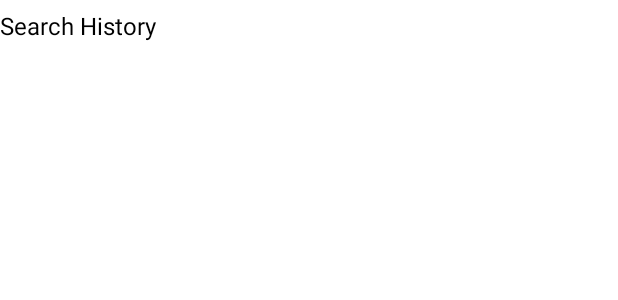
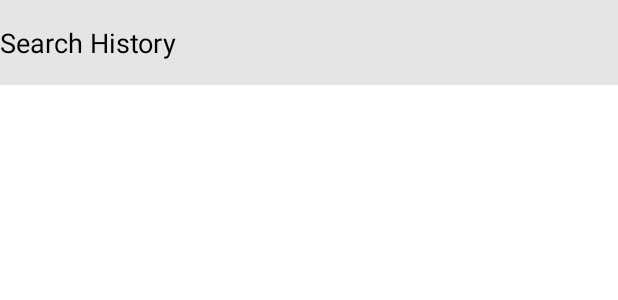
Before and after one commit to sokheangret/MediaparkNews, an Android app: the layout item_search_history.xml on its own in the app's theme, with its tools: preview values and no code run, on a phone screen of 412 x 824 dp. Shown: the top 300 px of the screen. Run offline under Robolectric (Android 15) with nearby library versions, the phone set to English and light mode, and no system bars; network calls fail.

Commit message:
implement Room database, and save search history to database

```diff
--- a/app/src/main/java/com/sokheang/mediaparknews/app/MediaparkNewsApp.kt
+++ b/app/src/main/java/com/sokheang/mediaparknews/app/MediaparkNewsApp.kt
@@ -6,6 +6,7 @@ import com.sokheang.mediaparknews.di.components.DaggerApplicationComponents
 import com.sokheang.mediaparknews.di.modules.ApplicationModule
 import com.sokheang.mediaparknews.di.modules.NetworkModule
 import com.sokheang.mediaparknews.di.modules.RestfulModule
+import com.sokheang.mediaparknews.di.modules.RoomModule
 
 /**
  * Create by Sokheang RET on 19-Aug-22.
@@ -18,6 +19,7 @@ class MediaparkNewsApp : Application() {
         applicationComponents = DaggerApplicationComponents.builder()
             .networkModule(NetworkModule())
             .restfulModule(RestfulModule())
+            .roomModule(RoomModule(this))
             .applicationModule(ApplicationModule(this))
             .build()
     }
--- a/app/src/main/java/com/sokheang/mediaparknews/di/components/ApplicationComponents.kt
+++ b/app/src/main/java/com/sokheang/mediaparknews/di/components/ApplicationComponents.kt
@@ -4,6 +4,7 @@ import com.sokheang.mediaparknews.MainActivity
 import com.sokheang.mediaparknews.di.modules.ApplicationModule
 import com.sokheang.mediaparknews.di.modules.NetworkModule
 import com.sokheang.mediaparknews.di.modules.RestfulModule
+import com.sokheang.mediaparknews.di.modules.RoomModule
 import com.sokheang.mediaparknews.ui.article_filter.ArticleFilterActivity
 import com.sokheang.mediaparknews.ui.article_search_in.ArticleSearchInActivity
 import com.sokheang.mediaparknews.ui.news.NewsFragment
@@ -16,7 +17,7 @@ import javax.inject.Singleton
  **/
 
 @Singleton
-@Component(modules = [ApplicationModule::class, NetworkModule::class, RestfulModule::class])
+@Component(modules = [ApplicationModule::class, NetworkModule::class, RestfulModule::class, RoomModule::class])
 interface ApplicationComponents {
     fun inject(activity: MainActivity)
     fun inject(activity: NewsFragment)
--- a/app/src/main/res/layout/fragment_search.xml
+++ b/app/src/main/res/layout/fragment_search.xml
@@ -158,6 +158,8 @@
             android:layout_marginStart="16dp"
             android:layout_marginTop="16dp"
             android:layout_marginEnd="16dp"
+            android:layoutAnimation="@anim/layout_animation_fall_down"
+            android:visibility="@{viewModel.showResult ? View.GONE : View.VISIBLE}"
             app:layout_constraintBottom_toBottomOf="parent"
             app:layout_constraintEnd_toEndOf="parent"
             app:layout_constraintHorizontal_bias="0.0"
--- a/app/src/main/res/layout/item_search_history.xml
+++ b/app/src/main/res/layout/item_search_history.xml
@@ -4,26 +4,29 @@
     xmlns:android="http://schemas.android.com/apk/res/android">
 
     <data>
-
+        <variable
+            name="searchHistory"
+            type="com.sokheang.mediaparknews.room.data.SearchHistory" />
     </data>
 
-    <androidx.constraintlayout.widget.ConstraintLayout
+    <LinearLayout
         android:layout_width="match_parent"
         android:layout_height="wrap_content"
-        android:layout_marginVertical="2dp"
-        android:background="@color/white">
+        android:orientation="vertical"
+        android:background="@color/background">
 
         <TextView
-            android:id="@+id/textView2"
-            android:layout_width="0dp"
+            android:layout_width="match_parent"
             android:layout_height="wrap_content"
-            android:paddingVertical="4dp"
+            android:paddingVertical="16dp"
             tools:text="Search History"
+            android:text="@{searchHistory.history}"
             android:textColor="@color/black"
-            android:textSize="16sp"
-            app:layout_constraintBottom_toBottomOf="parent"
-            app:layout_constraintEnd_toEndOf="parent"
-            app:layout_constraintStart_toStartOf="parent"
-            app:layout_constraintTop_toTopOf="parent" />
-    </androidx.constraintlayout.widget.ConstraintLayout>
+            android:textSize="18sp"/>
+
+        <com.google.android.material.divider.MaterialDivider
+            android:layout_width="match_parent"
+            android:layout_height="wrap_content"
+            app:dividerColor="@color/white"/>
+    </LinearLayout>
 </layout>
```
Also changed, not shown: app/build.gradle (+9 -0 lines), app/src/main/java/com/sokheang/mediaparknews/di/modules/RoomModule.kt (added, +31 -0 lines), app/src/main/java/com/sokheang/mediaparknews/room/dao/SearchHistoryDao.kt (added, +20 -0 lines), app/src/main/java/com/sokheang/mediaparknews/room/data/SearchHistory.kt (added, +15 -0 lines), app/src/main/java/com/sokheang/mediaparknews/room/db/AppDatabase.kt (added, +15 -0 lines), app/src/main/java/com/sokheang/mediaparknews/ui/search/SearchFragment.kt (+59 -29 lines), app/src/main/java/com/sokheang/mediaparknews/ui/search/SearchViewModel.kt (+30 -1 lines), app/src/main/java/com/sokheang/mediaparknews/ui/search/adapter/SearchHistoryAdapter.kt (added, +31 -0 lines).
